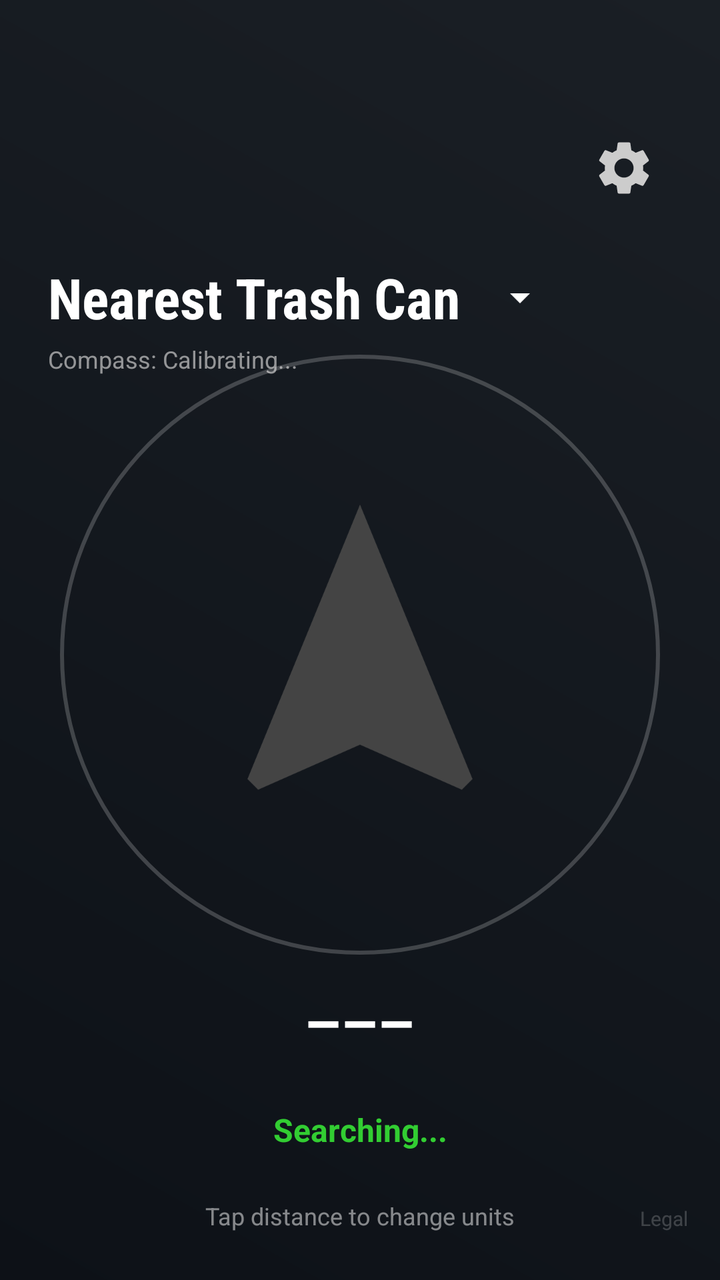
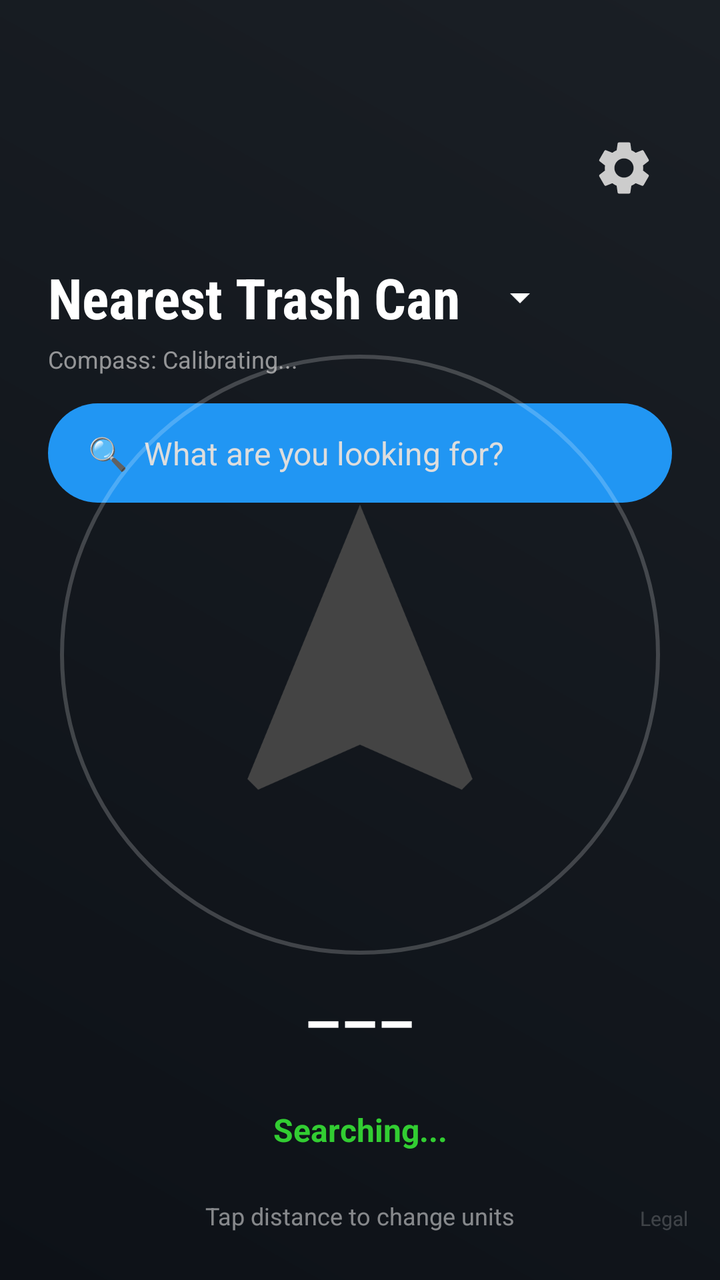

Before-and-after screenshots of an Android layout around one commit, followed by the original layout XML and the change that was made.
<!-- AndroidManifest.xml: application theme Theme.TrashCompass -->
<!-- res/layout/activity_main.xml -->
<?xml version="1.0" encoding="utf-8"?>
<androidx.constraintlayout.widget.ConstraintLayout xmlns:android="http://schemas.android.com/apk/res/android"
    xmlns:app="http://schemas.android.com/apk/res-auto"
    xmlns:tools="http://schemas.android.com/tools"
    android:layout_width="match_parent"
    android:layout_height="match_parent"
    android:background="@drawable/bg_gradient"
    tools:context=".MainActivity">

    
    <ImageView
        android:id="@+id/ivSettings"
        android:layout_width="48dp"
        android:layout_height="48dp"
        android:layout_marginTop="60dp"
        android:layout_marginEnd="24dp"
        android:background="?attr/selectableItemBackgroundBorderless"
        android:padding="8dp"
        android:src="@drawable/ic_gear"
        app:layout_constraintEnd_toEndOf="parent"
        app:layout_constraintTop_toTopOf="parent" />

    
    <TextView
        android:id="@+id/tvTitle"
        android:layout_width="0dp"
        android:layout_height="wrap_content"
        android:layout_marginStart="24dp"
        android:layout_marginTop="130dp"
        android:layout_marginEnd="16dp"
        android:drawableEnd="@drawable/ic_caret_down"
        android:drawablePadding="8dp"
        android:fontFamily="sans-serif-condensed"
        android:text="Nearest Trash Can"
        android:textColor="#FFFFFF"
        android:textSize="28sp"
        android:textStyle="bold"
        app:layout_constraintEnd_toStartOf="@+id/ivSettings"
        app:layout_constraintStart_toStartOf="parent"
        app:layout_constraintTop_toTopOf="parent" />

    
    <TextView
        android:id="@+id/tvAccuracy"
        android:layout_width="wrap_content"
        android:layout_height="wrap_content"
        android:layout_marginTop="4dp"
        android:alpha="0.7"
        android:text="Compass: Calibrating..."
        android:textColor="#CCCCCC"
        android:textSize="12sp"
        app:layout_constraintStart_toStartOf="@+id/tvTitle"
        app:layout_constraintTop_toBottomOf="@+id/tvTitle" />

    
    <View
        android:id="@+id/viewRing"
        android:layout_width="300dp"
        android:layout_height="300dp"
        android:background="@drawable/compass_ring"
        app:layout_constraintBottom_toTopOf="@+id/tvDistance"
        app:layout_constraintEnd_toEndOf="parent"
        app:layout_constraintStart_toStartOf="parent"
        app:layout_constraintTop_toBottomOf="@+id/tvAccuracy"
        app:layout_constraintVertical_bias="0.45" />

    
    <ImageView
        android:id="@+id/ivArrow"
        android:layout_width="180dp"
        android:layout_height="180dp"
        android:src="@drawable/ic_navigation_arrow"
        app:tint="#444444"
        app:layout_constraintBottom_toBottomOf="@+id/viewRing"
        app:layout_constraintEnd_toEndOf="@+id/viewRing"
        app:layout_constraintStart_toStartOf="@+id/viewRing"
        app:layout_constraintTop_toTopOf="@+id/viewRing" />

    
    <ProgressBar
        android:id="@+id/loadingSpinner"
        android:layout_width="80dp"
        android:layout_height="80dp"
        android:indeterminateTint="#32CD32"
        android:visibility="gone"
        app:layout_constraintBottom_toBottomOf="@+id/viewRing"
        app:layout_constraintEnd_toEndOf="@+id/viewRing"
        app:layout_constraintStart_toStartOf="@+id/viewRing"
        app:layout_constraintTop_toTopOf="@+id/viewRing" />

    
    <TextView
        android:id="@+id/tvDistance"
        android:layout_width="wrap_content"
        android:layout_height="wrap_content"
        android:layout_marginBottom="4dp"
        android:fontFamily="sans-serif-light"
        android:text="---"
        android:textColor="#FFFFFF"
        android:textSize="64sp"
        app:layout_constraintBottom_toTopOf="@+id/ivAmenityImage"
        app:layout_constraintEnd_toEndOf="parent"
        app:layout_constraintStart_toStartOf="parent" />

    
    <ImageView
        android:id="@+id/ivAmenityImage"
        android:layout_width="200dp"
        android:layout_height="150dp"
        android:layout_marginBottom="8dp"
        android:scaleType="centerCrop"
        android:visibility="gone"
        app:layout_constraintBottom_toTopOf="@+id/tvMetadata"
        app:layout_constraintEnd_toEndOf="parent"
        app:layout_constraintStart_toStartOf="parent" />

    
    <TextView
        android:id="@+id/tvMetadata"
        android:layout_width="0dp"
        android:layout_height="wrap_content"
        android:layout_marginHorizontal="32dp"
        android:layout_marginBottom="24dp"
        android:gravity="center"
        android:text="Searching..."
        android:textColor="#32CD32"
        android:textSize="16sp"
        android:textStyle="bold"
        app:layout_constraintBottom_toTopOf="@+id/tvMapButton"
        app:layout_constraintEnd_toEndOf="parent"
        app:layout_constraintStart_toStartOf="parent" />

    
    <TextView
        android:id="@+id/tvMapButton"
        android:layout_width="wrap_content"
        android:layout_height="wrap_content"
        android:layout_marginBottom="40dp"
        android:background="@drawable/bg_map_button"
        android:gravity="center"
        android:paddingHorizontal="32dp"
        android:paddingVertical="12dp"
        android:text="OPEN MAP"
        android:textColor="#FFFFFF"
        android:textSize="14sp"
        android:textStyle="bold"
        android:visibility="gone"
        app:layout_constraintBottom_toTopOf="@+id/tvHint"
        app:layout_constraintEnd_toEndOf="parent"
        app:layout_constraintStart_toStartOf="parent" />

    
    <TextView
        android:id="@+id/tvHint"
        android:layout_width="wrap_content"
        android:layout_height="wrap_content"
        android:layout_marginBottom="24dp"
        android:alpha="0.5"
        android:text="Tap distance to change units"
        android:textColor="#FFFFFF"
        android:textSize="12sp"
        app:layout_constraintBottom_toBottomOf="parent"
        app:layout_constraintEnd_toEndOf="parent"
        app:layout_constraintStart_toStartOf="parent" />

    
    <TextView
        android:id="@+id/tvLegal"
        android:layout_width="wrap_content"
        android:layout_height="wrap_content"
        android:layout_marginEnd="16dp"
        android:layout_marginBottom="24dp"
        android:alpha="0.2"
        android:text="Legal"
        android:textColor="#FFFFFF"
        android:textSize="10sp"
        app:layout_constraintBottom_toBottomOf="parent"
        app:layout_constraintEnd_toEndOf="parent" />

    

    
    <View
        android:id="@+id/viewDimmer"
        android:layout_width="match_parent"
        android:layout_height="match_parent"
        android:background="#E6000000"
        android:clickable="true"
        android:focusable="true"
        android:visibility="gone"
        app:layout_constraintBottom_toBottomOf="parent"
        app:layout_constraintEnd_toEndOf="parent"
        app:layout_constraintStart_toStartOf="parent"
        app:layout_constraintTop_toTopOf="parent" />

    
    <ImageView
        android:id="@+id/ivFullScreen"
        android:layout_width="match_parent"
        android:layout_height="match_parent"
        android:padding="16dp"
        android:scaleType="fitCenter"
        android:visibility="gone"
        app:layout_constraintBottom_toBottomOf="parent"
        app:layout_constraintEnd_toEndOf="parent"
        app:layout_constraintStart_toStartOf="parent"
        app:layout_constraintTop_toTopOf="parent" />

</androidx.constraintlayout.widget.ConstraintLayout>
<!-- resources referenced by this layout -->
<resources>
  <!-- drawable bg_gradient (drawable) -->
  <?xml version="1.0" encoding="utf-8"?>
  <shape xmlns:android="http://schemas.android.com/apk/res/android">
      <gradient
          android:angle="45"
          android:endColor="#1A1F25"
          android:startColor="#0D1117"
          android:type="linear" />
  </shape>
  <!-- drawable bg_map_button (drawable) -->
  <?xml version="1.0" encoding="utf-8"?>
  <shape xmlns:android="http://schemas.android.com/apk/res/android"
      android:shape="rectangle">
      <corners android:radius="50dp" />
      
      <solid android:color="#2196F3" />
  </shape>
  <!-- drawable compass_ring (drawable) -->
  <?xml version="1.0" encoding="utf-8"?>
  <shape xmlns:android="http://schemas.android.com/apk/res/android"
      android:shape="oval">
      <stroke
          android:width="2dp"
          android:color="#33FFFFFF" />
      <size
          android:width="280dp"
          android:height="280dp" />
  </shape>
  <!-- drawable ic_caret_down (drawable) -->
  <vector xmlns:android="http://schemas.android.com/apk/res/android"
      android:width="24dp"
      android:height="24dp"
      android:viewportWidth="24"
      android:viewportHeight="24"
      android:tint="#FFFFFF">
      <path
          android:fillColor="#FFFFFFFF"
          android:pathData="M7,10l5,5 5,-5z" />
  </vector>
  <!-- drawable ic_gear (drawable) -->
  <vector xmlns:android="http://schemas.android.com/apk/res/android"
      android:width="24dp"
      android:height="24dp"
      android:viewportWidth="24"
      android:viewportHeight="24">
      <path
          android:fillColor="#CCCCCC"
          android:pathData="M19.14,12.94c0.04,-0.3 0.06,-0.61 0.06,-0.94c0,-0.32 -0.02,-0.64 -0.07,-0.94l2.03,-1.58c0.18,-0.14 0.23,-0.41 0.12,-0.61l-1.92,-3.32c-0.12,-0.22 -0.37,-0.29 -0.59,-0.22l-2.39,0.96c-0.5,-0.38 -1.03,-0.7 -1.62,-0.94L14.4,2.81c-0.04,-0.24 -0.24,-0.41 -0.48,-0.41h-3.84c-0.24,0 -0.43,0.17 -0.47,0.41L9.25,5.35C8.66,5.59 8.12,5.92 7.63,6.29L5.24,5.33c-0.22,-0.08 -0.47,0 -0.59,0.22L2.74,8.87C2.62,9.08 2.66,9.34 2.86,9.48l2.03,1.58C4.84,11.36 4.8,11.69 4.8,12s0.02,0.64 0.07,0.94l-2.03,1.58c-0.18,0.14 -0.23,0.41 -0.12,0.61l1.92,3.32c0.12,0.22 0.37,0.29 0.59,0.22l2.39,-0.96c0.5,0.38 1.03,0.7 1.62,0.94l0.36,2.54c0.05,0.24 0.24,0.41 0.48,0.41h3.84c0.24,0 0.44,-0.17 0.47,-0.41l0.36,-2.54c0.59,-0.24 1.13,-0.56 1.62,-0.94l2.39,0.96c0.22,0.08 0.47,0 0.59,-0.22l1.92,-3.32c0.12,-0.22 0.07,-0.47 -0.12,-0.61L19.14,12.94zM12,15.6c-1.98,0 -3.6,-1.62 -3.6,-3.6s1.62,-3.6 3.6,-3.6s3.6,1.62 3.6,3.6S13.98,15.6 12,15.6z"/>
  </vector>
  <!-- drawable ic_navigation_arrow (drawable) -->
  <vector xmlns:android="http://schemas.android.com/apk/res/android"
      android:width="200dp"
      android:height="200dp"
      android:viewportWidth="24"
      android:viewportHeight="24">
      <path
          android:fillColor="#FFFFFF"
          android:pathData="M12,2L4.5,20.29L5.21,21L12,18L18.79,21L19.5,20.29L12,2Z" />
  </vector>
  <style name="Theme.TrashCompass" parent="Base.Theme.TrashCompass" />
  <style name="Base.Theme.TrashCompass" parent="Theme.Material3.DayNight.NoActionBar">
          
          
      </style>
</resources>

<!-- the commit's change to res/layout/activity_main.xml (unified diff, before → after) -->
@@ -51,6 +51,25 @@
         android:textSize="12sp"
         app:layout_constraintStart_toStartOf="@+id/tvTitle"
         app:layout_constraintTop_toBottomOf="@+id/tvTitle" />
+
+    
+    <TextView
+        android:id="@+id/tvSearchBar"
+        android:layout_width="0dp"
+        android:layout_height="wrap_content"
+        android:layout_marginStart="24dp"
+        android:layout_marginTop="14dp"
+        android:layout_marginEnd="24dp"
+        android:background="@drawable/bg_map_button"
+        android:gravity="start|center_vertical"
+        android:paddingHorizontal="20dp"
+        android:paddingVertical="14dp"
+        android:text="🔍  What are you looking for?"
+        android:textColor="#DDDDDD"
+        android:textSize="16sp"
+        app:layout_constraintEnd_toEndOf="parent"
+        app:layout_constraintStart_toStartOf="parent"
+        app:layout_constraintTop_toBottomOf="@+id/tvAccuracy" />
 
     
     <View
@@ -98,6 +117,21 @@
         android:text="---"
         android:textColor="#FFFFFF"
         android:textSize="64sp"
+        app:layout_constraintBottom_toTopOf="@+id/tvCount"
+        app:layout_constraintEnd_toEndOf="parent"
+        app:layout_constraintStart_toStartOf="parent" />
+
+    
+    <TextView
+        android:id="@+id/tvCount"
+        android:layout_width="wrap_content"
+        android:layout_height="wrap_content"
+        android:layout_marginBottom="8dp"
+        android:alpha="0.7"
+        android:text=""
+        android:textColor="#CCCCCC"
+        android:textSize="13sp"
+        android:visibility="gone"
         app:layout_constraintBottom_toTopOf="@+id/ivAmenityImage"
         app:layout_constraintEnd_toEndOf="parent"
         app:layout_constraintStart_toStartOf="parent" />
@@ -138,7 +172,7 @@
         android:layout_marginBottom="40dp"
         android:background="@drawable/bg_map_button"
         android:gravity="center"
-        android:paddingHorizontal="32dp"
+        android:paddingHorizontal="28dp"
         android:paddingVertical="12dp"
         android:text="OPEN MAP"
         android:textColor="#FFFFFF"
@@ -146,8 +180,29 @@
         android:textStyle="bold"
         android:visibility="gone"
         app:layout_constraintBottom_toTopOf="@+id/tvHint"
-        app:layout_constraintEnd_toEndOf="parent"
-        app:layout_constraintStart_toStartOf="parent" />
+        app:layout_constraintEnd_toStartOf="@+id/tvSkipButton"
+        app:layout_constraintHorizontal_chainStyle="packed"
+        app:layout_constraintStart_toStartOf="parent" />
+
+    
+    <TextView
+        android:id="@+id/tvSkipButton"
+        android:layout_width="wrap_content"
+        android:layout_height="wrap_content"
+        android:layout_marginStart="12dp"
+        android:background="@drawable/bg_map_button"
+        android:gravity="center"
+        android:paddingHorizontal="28dp"
+        android:paddingVertical="12dp"
+        android:text="SKIP →"
+        android:textColor="#FFFFFF"
+        android:textSize="14sp"
+        android:textStyle="bold"
+        android:visibility="gone"
+        app:layout_constraintBottom_toBottomOf="@+id/tvMapButton"
+        app:layout_constraintEnd_toEndOf="parent"
+        app:layout_constraintStart_toEndOf="@+id/tvMapButton"
+        app:layout_constraintTop_toTopOf="@+id/tvMapButton" />
 
     
     <TextView
